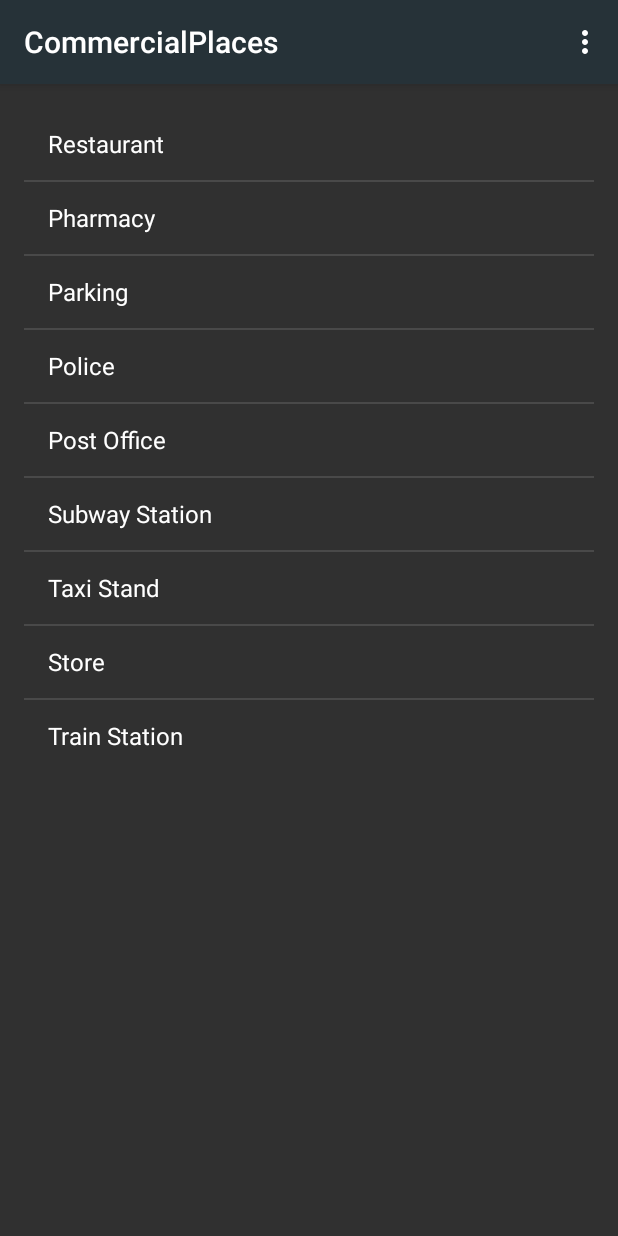
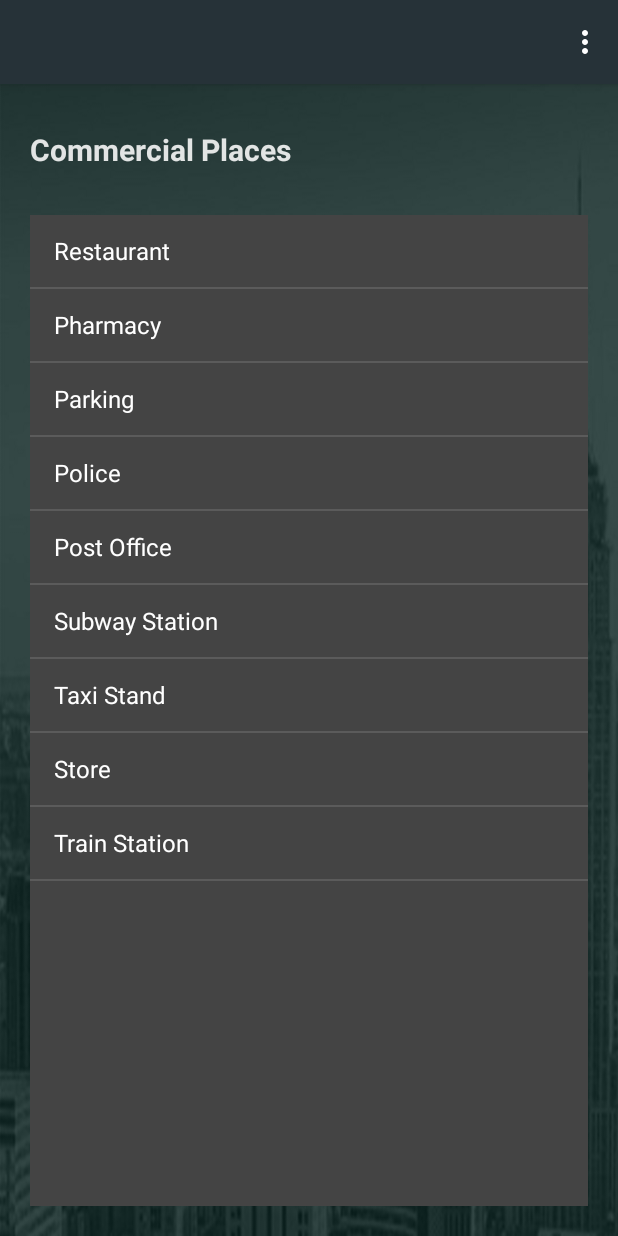
Before and after one commit to diegotavarez/mobileappsfall15, an Android app: the CommercialPlacesActivity screen opened directly, with no data from a screen before it, on a phone screen of 412 x 824 dp. Run offline under Robolectric (Android 15) with nearby library versions, the phone set to English and light mode, and no system bars; 1 statement that could not run was skipped.

Commit message:
commercial places ui improvement

```diff
--- a/Wanderlust/app/src/main/java/edu/uco/dtavarespereira/wanderlust/activity/CommercialPlacesActivity.java
+++ b/Wanderlust/app/src/main/java/edu/uco/dtavarespereira/wanderlust/activity/CommercialPlacesActivity.java
@@ -56,6 +56,7 @@ public class CommercialPlacesActivity extends Activity {
 
         Intent intent = getIntent();
         String city = intent.getStringExtra("cityName");
+        setTitle(city);
         city.trim();
         final Location location = new Location(city);
         location.setLatitude(intent.getDoubleExtra("locationLatitude", 0.0));
--- a/Wanderlust/app/src/main/res/layout/activity_commercial_places.xml
+++ b/Wanderlust/app/src/main/res/layout/activity_commercial_places.xml
@@ -1,19 +1,31 @@
-<RelativeLayout
+<LinearLayout
     xmlns:android="http://schemas.android.com/apk/res/android"
     xmlns:tools="http://schemas.android.com/tools"
     android:layout_width="match_parent"
     android:layout_height="match_parent"
-    android:paddingLeft="@dimen/activity_horizontal_margin"
-    android:paddingRight="@dimen/activity_horizontal_margin"
-    android:paddingTop="@dimen/activity_vertical_margin"
-    android:paddingBottom="@dimen/activity_vertical_margin"
+    android:background="@drawable/no_data_bg"
+    android:orientation="vertical"
     tools:context="edu.uco.dtavarespereira.wanderlust.activity.CommercialPlacesActivity">
+
+    <TextView
+        android:layout_width="wrap_content"
+        android:layout_height="wrap_content"
+        android:text="Commercial Places"
+        android:textSize="20sp"
+        android:layout_marginBottom="30dp"
+        android:layout_marginTop="30dp"
+        android:layout_marginLeft="20dp"
+        android:textStyle="bold"
+        android:textColor="#DDFFFFFF" />
 
     <ListView
         android:layout_width="match_parent"
-        android:layout_height="wrap_content"
-        android:clickable="true"
-        android:layout_marginBottom="@dimen/activity_vertical_margin"
+        android:layout_height="fill_parent"
+        android:layout_marginLeft="20dp"
+        android:layout_marginRight="20dp"
+        android:layout_marginBottom="20dp"
+        android:background="#444444"
+        android:layout_alignParentStart="true"
         android:id="@+id/lstCommercialPlaces" />
 
-</RelativeLayout>
+</LinearLayout>
```
